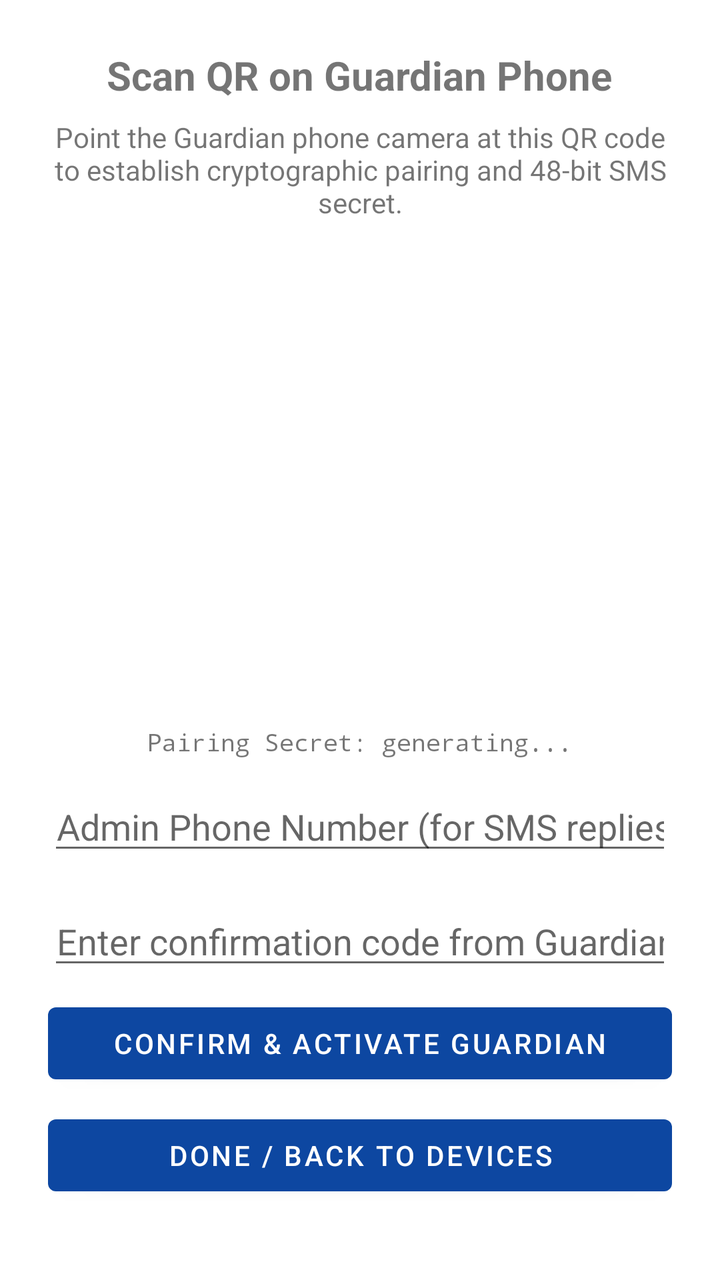
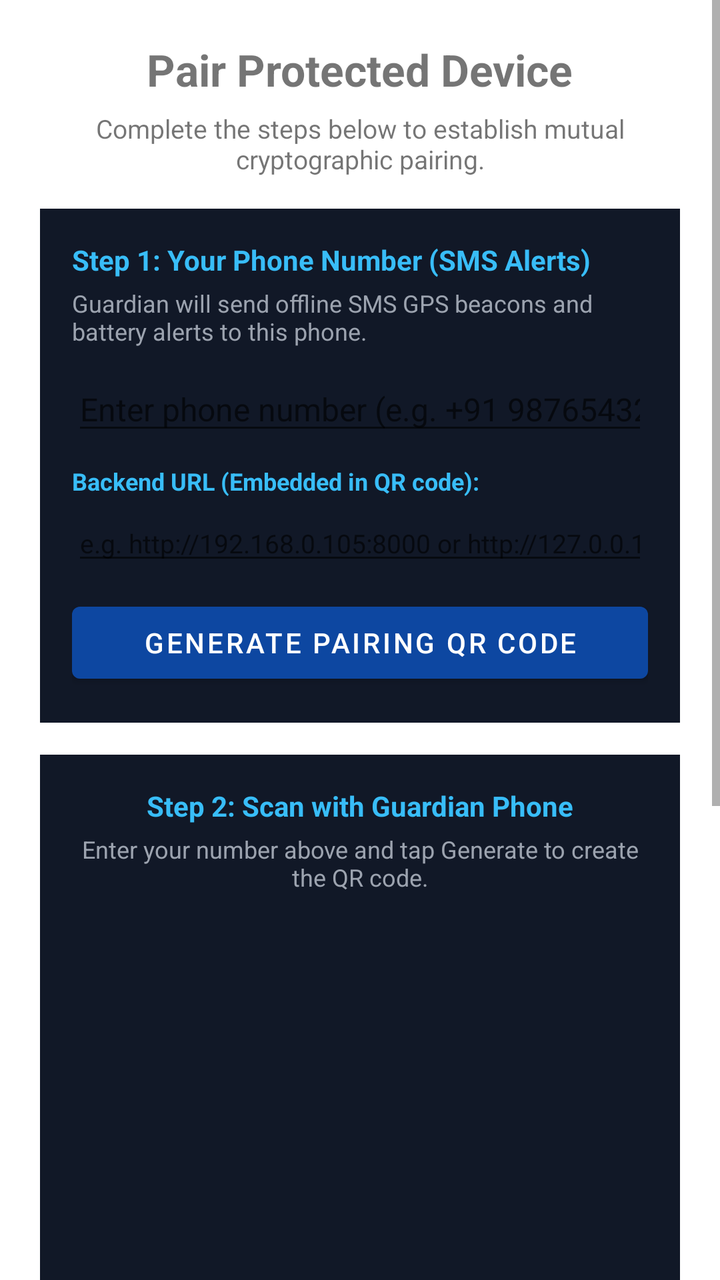

Compare the two renders of this Android layout. The source of the first and the diff that turns it into the second are given below.
<!-- AndroidManifest.xml: application theme Theme.Admin -->
<!-- res/layout/activity_pair_device.xml -->
<?xml version="1.0" encoding="utf-8"?>
<ScrollView xmlns:android="http://schemas.android.com/apk/res/android"
    android:layout_width="match_parent"
    android:layout_height="match_parent"
    android:fillViewport="true">

    <LinearLayout
        android:layout_width="match_parent"
        android:layout_height="wrap_content"
        android:gravity="center_horizontal"
        android:orientation="vertical"
        android:padding="24dp">

        <TextView
            android:layout_width="wrap_content"
            android:layout_height="wrap_content"
            android:text="@string/pairing_title"
            android:textSize="20sp"
            android:textStyle="bold" />

        <TextView
            android:layout_width="wrap_content"
            android:layout_height="wrap_content"
            android:layout_marginTop="8dp"
            android:gravity="center"
            android:text="Point the Guardian phone camera at this QR code to establish cryptographic pairing and 48-bit SMS secret."
            android:textSize="14sp" />

        <ImageView
            android:id="@+id/ivQrCode"
            android:layout_width="220dp"
            android:layout_height="220dp"
            android:layout_marginTop="16dp"
            android:layout_marginBottom="16dp"
            android:contentDescription="Pairing QR Code" />

        <TextView
            android:id="@+id/tvPairingSecret"
            android:layout_width="wrap_content"
            android:layout_height="wrap_content"
            android:fontFamily="monospace"
            android:text="Pairing Secret: generating..."
            android:textSize="12sp" />

        <EditText
            android:id="@+id/etAdminPhone"
            android:layout_width="match_parent"
            android:layout_height="wrap_content"
            android:layout_marginTop="12dp"
            android:hint="Admin Phone Number (for SMS replies)"
            android:inputType="phone"
            android:textAlignment="center" />

        <EditText
            android:id="@+id/etConfirmCode"
            android:layout_width="match_parent"
            android:layout_height="wrap_content"
            android:layout_marginTop="16dp"
            android:hint="Enter confirmation code from Guardian"
            android:inputType="text"
            android:textAlignment="center" />

        <Button
            android:id="@+id/btnApprovePairing"
            android:layout_width="match_parent"
            android:layout_height="wrap_content"
            android:layout_marginTop="8dp"
            android:text="Confirm &amp; Activate Guardian" />

        <Button
            android:id="@+id/btnDone"
            android:layout_width="match_parent"
            android:layout_height="wrap_content"
            android:layout_marginTop="8dp"
            android:text="Done / Back to Devices" />

    </LinearLayout>
</ScrollView>
<!-- resources referenced by this layout -->
<resources>
  <string name="pairing_title">Scan QR on Guardian Phone</string>
  <style name="Theme.Admin" parent="Theme.MaterialComponents.DayNight.DarkActionBar">
          <item name="colorPrimary">#0D47A1</item>
          <item name="colorPrimaryVariant">#002171</item>
          <item name="colorOnPrimary">#FFFFFF</item>
      </style>
</resources>

<!-- the commit's change to res/layout/activity_pair_device.xml (unified diff, before → after) -->
@@ -9,70 +9,192 @@
         android:layout_height="wrap_content"
         android:gravity="center_horizontal"
         android:orientation="vertical"
-        android:padding="24dp">
+        android:padding="20dp">
 
         <TextView
             android:layout_width="wrap_content"
             android:layout_height="wrap_content"
-            android:text="@string/pairing_title"
-            android:textSize="20sp"
+            android:text="Pair Protected Device"
+            android:textSize="22sp"
             android:textStyle="bold" />
 
         <TextView
             android:layout_width="wrap_content"
             android:layout_height="wrap_content"
-            android:layout_marginTop="8dp"
+            android:layout_marginTop="6dp"
+            android:layout_marginBottom="16dp"
             android:gravity="center"
-            android:text="Point the Guardian phone camera at this QR code to establish cryptographic pairing and 48-bit SMS secret."
-            android:textSize="14sp" />
-
-        <ImageView
-            android:id="@+id/ivQrCode"
-            android:layout_width="220dp"
-            android:layout_height="220dp"
-            android:layout_marginTop="16dp"
-            android:layout_marginBottom="16dp"
-            android:contentDescription="Pairing QR Code" />
-
-        <TextView
-            android:id="@+id/tvPairingSecret"
-            android:layout_width="wrap_content"
-            android:layout_height="wrap_content"
-            android:fontFamily="monospace"
-            android:text="Pairing Secret: generating..."
-            android:textSize="12sp" />
-
-        <EditText
-            android:id="@+id/etAdminPhone"
-            android:layout_width="match_parent"
-            android:layout_height="wrap_content"
-            android:layout_marginTop="12dp"
-            android:hint="Admin Phone Number (for SMS replies)"
-            android:inputType="phone"
-            android:textAlignment="center" />
-
-        <EditText
-            android:id="@+id/etConfirmCode"
-            android:layout_width="match_parent"
-            android:layout_height="wrap_content"
-            android:layout_marginTop="16dp"
-            android:hint="Enter confirmation code from Guardian"
-            android:inputType="text"
-            android:textAlignment="center" />
-
-        <Button
-            android:id="@+id/btnApprovePairing"
-            android:layout_width="match_parent"
-            android:layout_height="wrap_content"
-            android:layout_marginTop="8dp"
-            android:text="Confirm &amp; Activate Guardian" />
+            android:text="Complete the steps below to establish mutual cryptographic pairing."
+            android:textSize="13sp" />
+
+        
+        <LinearLayout
+            android:layout_width="match_parent"
+            android:layout_height="wrap_content"
+            android:orientation="vertical"
+            android:background="#111827"
+            android:padding="16dp"
+            android:layout_marginBottom="16dp">
+
+            <TextView
+                android:layout_width="wrap_content"
+                android:layout_height="wrap_content"
+                android:text="Step 1: Your Phone Number (SMS Alerts)"
+                android:textColor="#38BDF8"
+                android:textSize="14sp"
+                android:textStyle="bold" />
+
+            <TextView
+                android:layout_width="wrap_content"
+                android:layout_height="wrap_content"
+                android:layout_marginTop="4dp"
+                android:text="Guardian will send offline SMS GPS beacons and battery alerts to this phone."
+                android:textColor="#9CA3AF"
+                android:textSize="12sp" />
+
+            <EditText
+                android:id="@+id/etAdminPhone"
+                android:layout_width="match_parent"
+                android:layout_height="wrap_content"
+                android:layout_marginTop="10dp"
+                android:hint="Enter phone number (e.g. +91 9876543210)"
+                android:inputType="phone"
+                android:textAlignment="center"
+                android:textSize="16sp" />
+
+            <TextView
+                android:layout_width="wrap_content"
+                android:layout_height="wrap_content"
+                android:layout_marginTop="10dp"
+                android:text="Backend URL (Embedded in QR code):"
+                android:textColor="#38BDF8"
+                android:textSize="12sp"
+                android:textStyle="bold" />
+
+            <EditText
+                android:id="@+id/etServerUrl"
+                android:layout_width="match_parent"
+                android:layout_height="wrap_content"
+                android:layout_marginTop="4dp"
+                android:hint="e.g. http://192.168.0.105:8000 or http://127.0.0.1:8000"
+                android:inputType="textUri"
+                android:textSize="13sp" />
+
+            <Button
+                android:id="@+id/btnGenerateQr"
+                android:layout_width="match_parent"
+                android:layout_height="wrap_content"
+                android:layout_marginTop="10dp"
+                android:text="Generate Pairing QR Code" />
+
+        </LinearLayout>
+
+        
+        <LinearLayout
+            android:layout_width="match_parent"
+            android:layout_height="wrap_content"
+            android:gravity="center_horizontal"
+            android:orientation="vertical"
+            android:background="#111827"
+            android:padding="16dp"
+            android:layout_marginBottom="16dp">
+
+            <TextView
+                android:layout_width="wrap_content"
+                android:layout_height="wrap_content"
+                android:text="Step 2: Scan with Guardian Phone"
+                android:textColor="#38BDF8"
+                android:textSize="14sp"
+                android:textStyle="bold" />
+
+            <TextView
+                android:id="@+id/tvQrInstructions"
+                android:layout_width="wrap_content"
+                android:layout_height="wrap_content"
+                android:layout_marginTop="4dp"
+                android:gravity="center"
+                android:text="Enter your number above and tap Generate to create the QR code."
+                android:textColor="#9CA3AF"
+                android:textSize="12sp" />
+
+            <ImageView
+                android:id="@+id/ivQrCode"
+                android:layout_width="220dp"
+                android:layout_height="220dp"
+                android:layout_marginTop="12dp"
+                android:layout_marginBottom="12dp"
+                android:contentDescription="Pairing QR Code" />
+
+            <TextView
+                android:id="@+id/tvPairingSecret"
+                android:layout_width="wrap_content"
+                android:layout_height="wrap_content"
+                android:fontFamily="monospace"
+                android:text="Pairing Secret: Not yet generated"
+                android:textColor="#9CA3AF"
+                android:textSize="11sp" />
+
+            <Button
+                android:id="@+id/btnPairSameDevice"
+                android:layout_width="match_parent"
+                android:layout_height="wrap_content"
+                android:layout_marginTop="12dp"
+                android:text="📱 Pair on This Handset (Single Device)"
+                android:backgroundTint="#10B981"
+                android:textColor="#FFFFFF"
+                android:visibility="gone" />
+
+        </LinearLayout>
+
+        
+        <LinearLayout
+            android:layout_width="match_parent"
+            android:layout_height="wrap_content"
+            android:orientation="vertical"
+            android:background="#111827"
+            android:padding="16dp"
+            android:layout_marginBottom="16dp">
+
+            <TextView
+                android:layout_width="wrap_content"
+                android:layout_height="wrap_content"
+                android:text="Step 3: Enter Visual Confirmation Code"
+                android:textColor="#38BDF8"
+                android:textSize="14sp"
+                android:textStyle="bold" />
+
+            <TextView
+                android:layout_width="wrap_content"
+                android:layout_height="wrap_content"
+                android:layout_marginTop="4dp"
+                android:text="Enter the 3-digit code shown on the Guardian screen after scanning:"
+                android:textColor="#9CA3AF"
+                android:textSize="12sp" />
+
+            <EditText
+                android:id="@+id/etConfirmCode"
+                android:layout_width="match_parent"
+                android:layout_height="wrap_content"
+                android:layout_marginTop="10dp"
+                android:hint="Confirmation Code (e.g. 521)"
+                android:inputType="text"
+                android:textAlignment="center"
+                android:textSize="18sp" />
+
+            <Button
+                android:id="@+id/btnApprovePairing"
+                android:layout_width="match_parent"
+                android:layout_height="wrap_content"
+                android:layout_marginTop="10dp"
+                android:text="Confirm &amp; Activate Guardian" />
+
+        </LinearLayout>
 
         <Button
             android:id="@+id/btnDone"
             android:layout_width="match_parent"
             android:layout_height="wrap_content"
-            android:layout_marginTop="8dp"
-            android:text="Done / Back to Devices" />
+            android:text="Back to Devices" />
 
     </LinearLayout>
 </ScrollView>
<!-- resource entries referenced after the edit -->
@@ -1,6 +1,5 @@
 <!-- resources referenced by this layout -->
 <resources>
-  <string name="pairing_title">Scan QR on Guardian Phone</string>
   <style name="Theme.Admin" parent="Theme.MaterialComponents.DayNight.DarkActionBar">
           <item name="colorPrimary">#0D47A1</item>
           <item name="colorPrimaryVariant">#002171</item>
